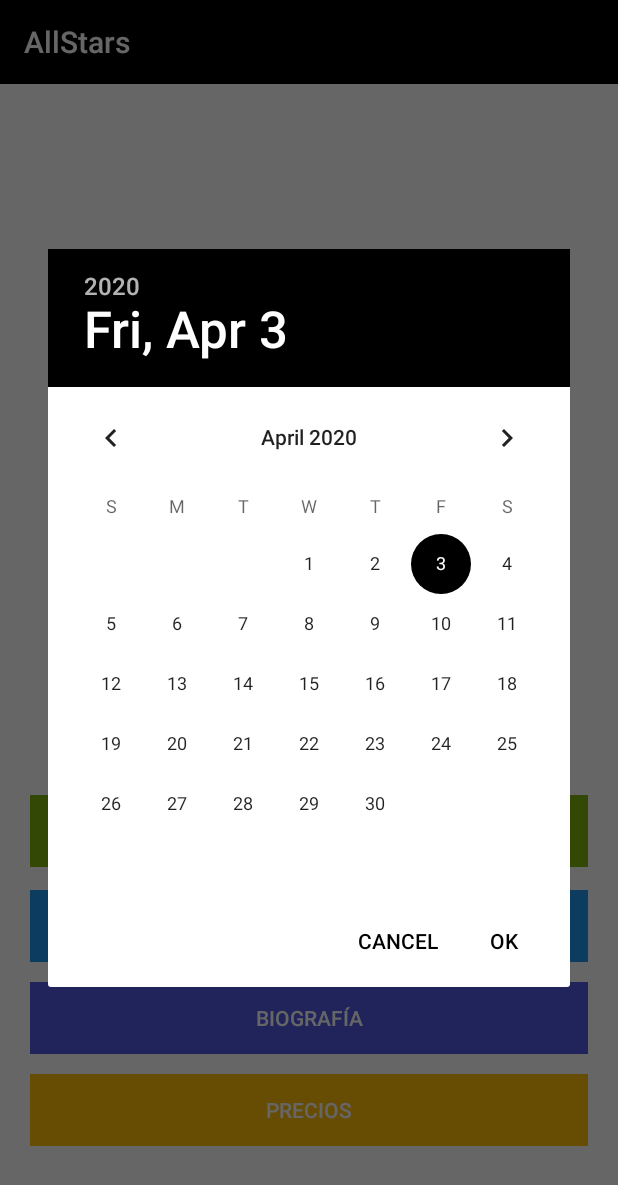
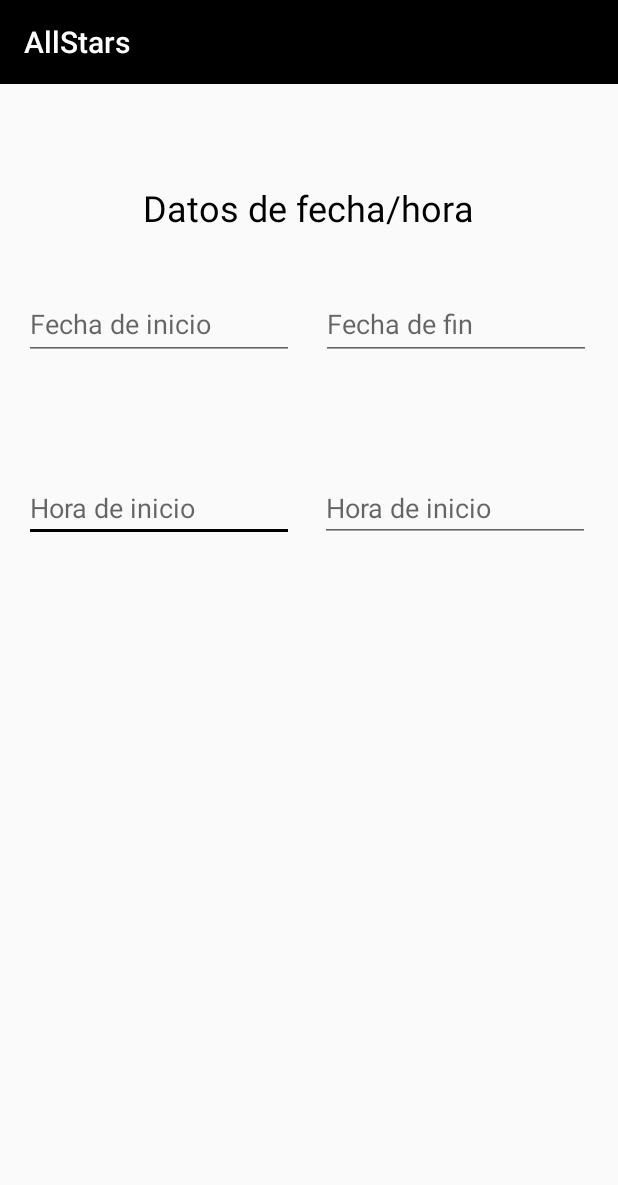
Before and after one commit to snow915/ALLSTARS, an Android app: the InfoProducto screen opened directly, with no data from a screen before it, after a tap on "CONTRATAR", on a phone screen of 412 x 824 dp. Shown: the top 1185 px of the screen. Run offline under Robolectric (Android 15) with nearby library versions, the phone set to English and light mode, and no system bars; libraries missing offline, so code that uses them is left out: cn.pedant.

Commit message:
add: datepicker in both inputs, first and second date

```diff
--- a/app/src/main/AndroidManifest.xml
+++ b/app/src/main/AndroidManifest.xml
@@ -11,6 +11,7 @@
         android:roundIcon="@drawable/all_logo"
         android:supportsRtl="true"
         android:theme="@style/AppTheme">
+        <activity android:name=".Contratacion"></activity>
         <activity android:name=".Splash">
             <intent-filter>
                 <action android:name="android.intent.action.MAIN" />
@@ -28,8 +29,7 @@
         <activity
             android:name=".MainActivity"
             android:label="@string/app_name"
-            android:theme="@style/AppTheme.NoActionBar">
-        </activity>
+            android:theme="@style/AppTheme.NoActionBar"></activity>
     </application>
 
 </manifest>
--- /dev/null
+++ b/app/src/main/java/com/store/Contratacion.java
@@ -0,0 +1,77 @@
+package com.store;
+
+import androidx.appcompat.app.AppCompatActivity;
+import androidx.fragment.app.DialogFragment;
+
+import android.app.DatePickerDialog;
+import android.os.Bundle;
+import android.view.View;
+import android.widget.Button;
+import android.widget.DatePicker;
+import android.widget.EditText;
+
+import java.text.DateFormat;
+import java.util.Calendar;
+
+public class Contratacion extends AppCompatActivity implements DatePickerDialog.OnDateSetListener, View.OnClickListener {
+    EditText fechaInicio, fechaFin, horaInicio, horaFin;
+    private int dia, mes, anio, hora, minutos;
+    boolean statusFechaInicio = false;
+    boolean statusFechaFin = false;
+    @Override
+    protected void onCreate(Bundle savedInstanceState) {
+        super.onCreate(savedInstanceState);
+        setContentView(R.layout.activity_contratacion);
+
+        fechaInicio = (EditText) findViewById(R.id.fechaInicio);
+        fechaFin = (EditText) findViewById(R.id.fechaFin);
+        horaInicio = (EditText) findViewById(R.id.horaInicio);
+        horaFin = (EditText) findViewById(R.id.horaFin);
+
+        fechaInicio.setOnClickListener(this);
+        fechaFin.setOnClickListener(this);
+
+    }
+
+
+    /*
+    * LA FECHA SE SETEA CUANDO ENTRA A ESTA FUNCIÓN, ES POR ESO QUE SE TIENEN LAS VARIABLES
+    * statusFechaInicio y statusFechaFin
+    * PARA IDENTIFICAR EN QUE CAMPO SE VA A SETEAR LA FECHA
+    * */
+    @Override
+    public void onDateSet(DatePicker view, int year, int month, int dayOfMonth) {
+        Calendar c = Calendar.getInstance();
+        c.set(Calendar.YEAR, year);
+        c.set(Calendar.MONTH, month);
+        c.set(Calendar.DAY_OF_MONTH, dayOfMonth);
+        String currentDateString = DateFormat.getDateInstance(DateFormat.FULL).format(c.getTime());
+        if(statusFechaInicio){
+            fechaInicio.setText(currentDateString);
+        }
+        else if(statusFechaFin){
+            fechaFin.setText(currentDateString);
+        }
+    }
+
+    /*
+    ESTO ES LO PRIMERO ENJECUTARSE, DESPUES LO HACE onDateSet
+    CUANDO DETECTA QUE CAMPO SE DIO CLICK LAS VARIABLES BOOLEANAS SE CAMBIAN A TRUE
+    (PARA SABER QUE CAMPO LE DI CLICK), Y EL OTRO SE CAMBIA A FALSE
+    */
+    @Override
+    public void onClick(View v) {
+        if(v==fechaInicio){
+            DialogFragment datePicker = new DatePickerFragment();
+            datePicker.show(getSupportFragmentManager(), "date picker");
+            statusFechaInicio = true;
+            statusFechaFin = false;
+        }
+        else if (v==fechaFin){
+            DialogFragment datePicker = new DatePickerFragment();
+            datePicker.show(getSupportFragmentManager(), "date picker");
+            statusFechaFin = true;
+            statusFechaInicio = false;
+        }
+    }
+}
--- a/app/src/main/java/com/store/InfoProducto.java
+++ b/app/src/main/java/com/store/InfoProducto.java
@@ -95,9 +95,10 @@ public class InfoProducto extends AppCompatActivity implements
         buy.setOnClickListener(new View.OnClickListener() {
             @Override
             public void onClick(View v) {
-                DialogFragment datePicker = new DatePickerFragment();
-                datePicker.show(getSupportFragmentManager(), "date picker");
-
+                //DialogFragment datePicker = new DatePickerFragment();
+                //datePicker.show(getSupportFragmentManager(), "date picker");
+                Intent intent=new Intent(getApplicationContext(), Contratacion.class);
+                startActivity(intent);
             }
         });
 
--- /dev/null
+++ b/app/src/main/res/layout/activity_contratacion.xml
@@ -0,0 +1,88 @@
+<?xml version="1.0" encoding="utf-8"?>
+<androidx.core.widget.NestedScrollView xmlns:android="http://schemas.android.com/apk/res/android"
+    xmlns:app="http://schemas.android.com/apk/res-auto"
+    xmlns:tools="http://schemas.android.com/tools"
+    android:layout_width="match_parent"
+    android:layout_height="match_parent"
+    android:fillViewport="true"
+    tools:context=".Contratacion">
+
+    <androidx.constraintlayout.widget.ConstraintLayout
+        android:layout_width="match_parent"
+        android:layout_height="match_parent">
+
+        <EditText
+            android:id="@+id/fechaInicio"
+            android:layout_width="180dp"
+            android:layout_height="48dp"
+            android:layout_marginStart="16dp"
+            android:layout_marginLeft="16dp"
+            android:layout_marginTop="136dp"
+            android:ems="10"
+            android:hint="@string/fechaInicio"
+            android:inputType="text"
+            app:layout_constraintStart_toStartOf="parent"
+            app:layout_constraintTop_toTopOf="parent"
+            android:focusable="false"/>
+
+        <EditText
+            android:id="@+id/fechaFin"
+            android:layout_width="180dp"
+            android:layout_height="48dp"
+            android:layout_marginTop="136dp"
+            android:layout_marginEnd="16dp"
+            android:layout_marginRight="16dp"
+            android:ems="10"
+            android:hint="@string/fechaFin"
+            android:inputType="text"
+            app:layout_constraintEnd_toEndOf="parent"
+            app:layout_constraintHorizontal_bias="0.895"
+            app:layout_constraintStart_toEndOf="@+id/fechaInicio"
+            app:layout_constraintTop_toTopOf="parent"
+            android:focusable="false"/>
+
+        <EditText
+            android:id="@+id/horaInicio"
+            android:layout_width="180dp"
+            android:layout_height="45dp"
+            android:layout_marginStart="16dp"
+            android:layout_marginLeft="16dp"
+            android:layout_marginTop="76dp"
+            android:ems="10"
+            android:focusableInTouchMode="true"
+            android:hint="@string/horaInicio"
+            android:inputType="textPersonName"
+            app:layout_constraintStart_toStartOf="parent"
+            app:layout_constraintTop_toBottomOf="@+id/fechaInicio" />
+
+        <EditText
+            android:id="@+id/horaFin"
+            android:layout_width="180dp"
+            android:layout_height="45dp"
+            android:layout_marginTop="76dp"
+            android:ems="10"
+            android:hint="@string/horaFin"
+            android:inputType="textPersonName"
+            app:layout_constraintEnd_toEndOf="parent"
+            app:layout_constraintHorizontal_bias="0.485"
+            app:layout_constraintStart_toEndOf="@+id/horaInicio"
+            app:layout_constraintTop_toBottomOf="@+id/fechaFin" />
+
+        <TextView
+            android:id="@+id/textView8"
+            android:layout_width="wrap_content"
+            android:layout_height="wrap_content"
+            android:layout_marginTop="28dp"
+            android:text="@string/titleContratacion"
+            android:textColor="@color/colorPrimary"
+            android:textSize="24dp"
+            app:layout_constraintBottom_toTopOf="@+id/fechaFin"
+            app:layout_constraintEnd_toEndOf="parent"
+            app:layout_constraintHorizontal_bias="0.498"
+            app:layout_constraintStart_toStartOf="parent"
+            app:layout_constraintTop_toTopOf="parent" />
+
+    </androidx.constraintlayout.widget.ConstraintLayout>
+
+
+</androidx.core.widget.NestedScrollView>
--- a/app/src/main/res/values/strings.xml
+++ b/app/src/main/res/values/strings.xml
@@ -84,6 +84,12 @@
     <string name="alert_success_signup">Registro exitoso</string>
     <string name="okay">Okay</string>
 
+    <string name="titleContratacion">Datos de fecha/hora</string>
+    <string name="fechaInicio">Fecha de inicio</string>
+    <string name="fechaFin">Fecha de fin</string>
+    <string name="horaInicio">Hora de inicio</string>
+    <string name="horaFin">Hora de inicio</string>
+
     <!-- TODO: Remove or change this placeholder text -->
 
 </resources>
```
